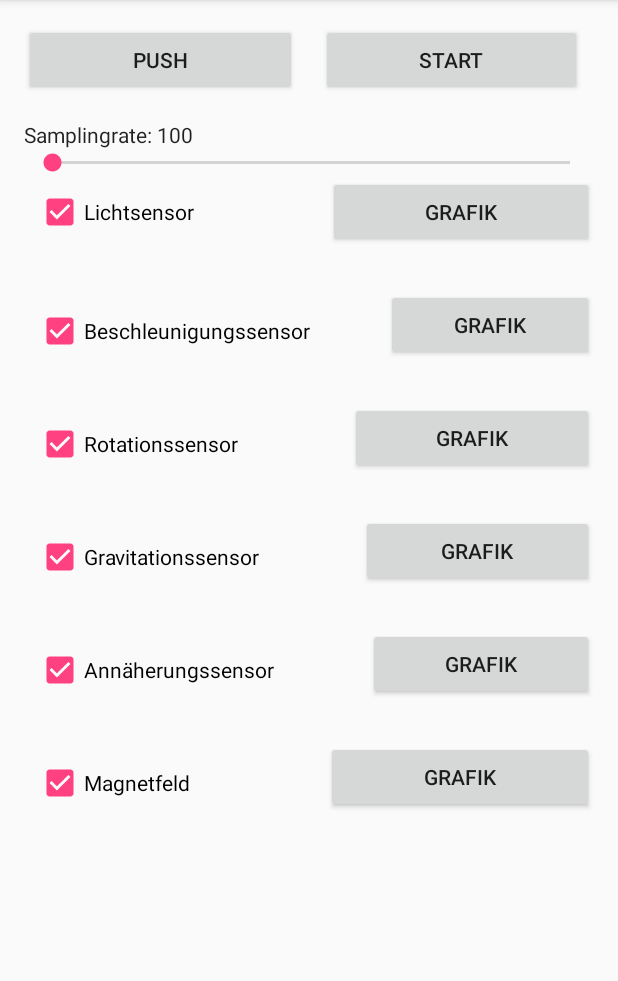
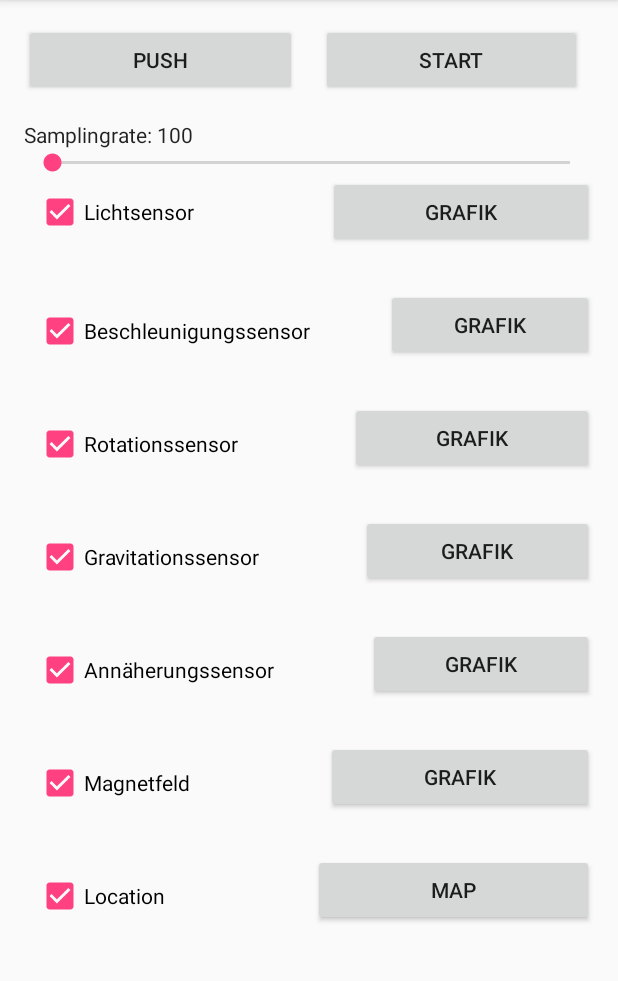
Before and after one commit to alexjanssen/Samla, an Android app: the screen it shows after launch (MainActivity), in the options menu, after a tap on "Settings", on a phone screen of 412 x 824 dp, the part 84-1065 px from its top. Run offline under Robolectric (Android 15) with nearby library versions, the phone set to English and light mode, and no system bars.

Commit message:
blabla maps added blabla location manager added in Sensoren.java blabla

```diff
--- a/app/build.gradle
+++ b/app/build.gradle
@@ -2,6 +2,7 @@ apply plugin: 'com.android.application'
 
 android {
     compileSdkVersion 26
+    buildToolsVersion "26.0.2"
     defaultConfig {
         applicationId "com.example.alex.test"
         minSdkVersion 19
@@ -30,4 +31,5 @@ dependencies {
     androidTestImplementation 'com.android.support.test.espresso:espresso-core:3.0.1'
     compile 'com.android.volley:volley:1.0.0'
     compile 'com.jjoe64:graphview:4.2.1'
+    compile 'com.google.android.gms:play-services-maps:11.0.4'
 }
--- a/app/src/main/java/com/example/alex/test/MainActivity.java
+++ b/app/src/main/java/com/example/alex/test/MainActivity.java
@@ -1,30 +1,24 @@
 package com.example.alex.test;
 
+import android.Manifest;
 import android.content.Intent;
-import android.content.res.Resources;
+import android.content.pm.PackageManager;
 import android.hardware.Sensor;
 import android.os.Bundle;
+import android.support.v4.app.ActivityCompat;
 import android.support.v7.app.AppCompatActivity;
-import android.text.Editable;
-import android.text.TextWatcher;
 import android.util.Log;
 import android.view.View;
 import android.view.Menu;
 import android.view.MenuItem;
 import android.widget.Button;
 import android.widget.CheckBox;
-import android.widget.EditText;
-import android.widget.ProgressBar;
 import android.widget.SeekBar;
 import android.widget.TextView;
-import android.widget.SeekBar.OnSeekBarChangeListener;
 
 import java.util.ArrayList;
-import java.util.List;
 
 import android.os.Handler;
-
-import org.w3c.dom.Text;
 
 public class MainActivity extends AppCompatActivity {
     ArrayList<CheckBox> cbL1 = new ArrayList();
@@ -36,6 +30,7 @@ public class MainActivity extends AppCompatActivity {
     TextView tvGravityWert;
     TextView tvProximityWert;
     TextView tvMagnetfeldWert;
+    TextView tvLocationWert;
     Button bttnPush;
     Button bttnStart;
     Button bttnLicht;
@@ -44,12 +39,14 @@ public class MainActivity extends AppCompatActivity {
     Button bttnGravity;
     Button bttnProximity;
     Button bttnMagnetfeld;
+    Button bttnLocation;
     CheckBox cbLicht;
     CheckBox cbAcc;
     CheckBox cbRotation;
     CheckBox cbGravity;
     CheckBox cbProximity;
     CheckBox cbMagnetfeld;
+    CheckBox cbLocation;
     //EditText etDelay;
     SeekBar sbSamplingrate;
     TextView tvSamplingrate;
@@ -64,6 +61,9 @@ public class MainActivity extends AppCompatActivity {
     protected void onCreate(Bundle savedInstanceState) {
         super.onCreate(savedInstanceState);
         setContentView(R.layout.activity_main);
+
+        if(ActivityCompat.checkSelfPermission(getApplicationContext(), Manifest.permission.ACCESS_FINE_LOCATION)!= PackageManager.PERMISSION_GRANTED){
+            ActivityCompat.requestPermissions(this,new String[]{Manifest.permission.ACCESS_FINE_LOCATION},0);}
 
         sensorupdate = Sensorupdate.getInstance();
 
@@ -81,6 +81,8 @@ public class MainActivity extends AppCompatActivity {
         bttnProximity.setVisibility(View.INVISIBLE);
         bttnMagnetfeld = (Button) findViewById(R.id.bttnMagnetfeld);
         bttnMagnetfeld.setVisibility(View.INVISIBLE);
+        bttnLocation = (Button) findViewById(R.id.bttnLocation);
+        bttnLocation.setVisibility(View.INVISIBLE);
 
 
         cbLicht = (CheckBox) findViewById(R.id.cbLicht);
@@ -89,6 +91,8 @@ public class MainActivity extends AppCompatActivity {
         cbGravity = (CheckBox) findViewById(R.id.cbGravity);
         cbProximity = (CheckBox) findViewById(R.id.cbProximity);
         cbMagnetfeld = (CheckBox) findViewById(R.id.cbMagnetfeld);
+        cbLocation = (CheckBox) findViewById(R.id.cbLocation);
+
 
         tvLichtWert = (TextView) findViewById(R.id.tvLichtWert);
         tvAccWert = (TextView) findViewById(R.id.tvAccWert);
@@ -96,6 +100,7 @@ public class MainActivity extends AppCompatActivity {
         tvGravityWert = (TextView) findViewById(R.id.tvGravityWert);
         tvProximityWert = (TextView) findViewById(R.id.tvProximityWert);
         tvMagnetfeldWert = (TextView) findViewById(R.id.tvMagnetfeldWert);
+        tvLocationWert = (TextView) findViewById(R.id.tvLocationWert);
 
         //etDelay = (EditText) findViewById(R.id.etDelay);
         tvSamplingrate =(TextView) findViewById(R.id.tvSamplingrate);
@@ -106,16 +111,18 @@ public class MainActivity extends AppCompatActivity {
         cbL1.add(cbLicht);
         cbL1.add(cbAcc);
         cbL1.add(cbRotation);
-        cbL1.add(cbGravity);
+        cbL1.add(cbGravity);    //auskommentieren für Motorola Moto G
         cbL1.add(cbProximity);
         cbL1.add(cbMagnetfeld);
+        cbL1.add(cbLocation);
 
         tvL2.add(tvLichtWert);
         tvL2.add(tvAccWert);
         tvL2.add(tvRotationWert);
-        tvL2.add(tvGravityWert);
+        tvL2.add(tvGravityWert);  //auskommentieren für Motorola Moto G
         tvL2.add(tvProximityWert);
         tvL2.add(tvMagnetfeldWert);
+        tvL2.add(tvLocationWert);
 
         //samplingrate = Integer.parseInt(etDelay.getText().toString());
         samplingrate = sbSamplingrate.getProgress();
@@ -128,6 +135,7 @@ public class MainActivity extends AppCompatActivity {
                                             sens = new Sensoren(MainActivity.this);
                                             sensorListe = sens.sList;
                                             for (int i = 0; i < cbL1.size() && i < sensorListe.size(); i++) {
+                                                Log.d("bla",sensorListe.get(i).getName());
                                                 cbL1.get(i).setText(sensorListe.get(i).getName());
                                             }
                                             cbLicht.setOnCheckedChangeListener(sens.checkedChangeListener);
@@ -136,18 +144,21 @@ public class MainActivity extends AppCompatActivity {
                                             cbGravity.setOnCheckedChangeListener(sens.checkedChangeListener);
                                             cbProximity.setOnCheckedChangeListener(sens.checkedChangeListener);
                                             cbMagnetfeld.setOnCheckedChangeListener(sens.checkedChangeListener);
+                                            cbLocation.setOnCheckedChangeListener(sens.checkedChangeListener);
                                             cbLicht.setChecked(true);
                                             cbAcc.setChecked(true);
                                             cbRotation.setChecked(true);
                                             cbGravity.setChecked(true);
                                             cbProximity.setChecked(true);
                                             cbMagnetfeld.setChecked(true);
+                                            cbLocation.setChecked(true);
                                             bttnLicht.setVisibility(View.VISIBLE);
                                             bttnAcc.setVisibility(View.VISIBLE);
                                             bttnRotation.setVisibility(View.VISIBLE);
                                             bttnGravity.setVisibility(View.VISIBLE);
                                             bttnProximity.setVisibility(View.VISIBLE);
                                             bttnMagnetfeld.setVisibility(View.VISIBLE);
+                                            bttnLocation.setVisibility(View.VISIBLE);
                                         }
                                     }
         );
@@ -209,6 +220,13 @@ public class MainActivity extends AppCompatActivity {
                                              sensorGrafikAufrufen("Magnetfeld");
                                          }
                                      }
+        );
+        bttnLocation.setOnClickListener(new View.OnClickListener() {
+                                              @Override
+                                              public void onClick(View v) {
+                                                  mapAufrufen();
+                                              }
+                                          }
         );
 
         sbSamplingrate.setOnSeekBarChangeListener(new SeekBar.OnSeekBarChangeListener() {
@@ -273,6 +291,7 @@ public class MainActivity extends AppCompatActivity {
                     for (int i = 0; i < sl.size(); i++) {
                         tvL2.get(i).setText(sl.get(i));
                     }
+                    tvL2.get(tvL2.size()-1).setText(sens.getLocation().getLatitude()+" | "+sens.getLocation().getLongitude()+" | "+sens.getLocation().getAltitude());
                 }
             }
         }, i);
@@ -290,4 +309,10 @@ public class MainActivity extends AppCompatActivity {
         intent.putStringArrayListExtra("Sensornamen", sa);
         startActivity(intent);
     }
+
+    public void mapAufrufen(){
+        Intent intent = new Intent(this, MapsActivity.class);
+        startActivity(intent);
+    }
+
 }
--- /dev/null
+++ b/app/src/main/java/com/example/alex/test/MapsActivity.java
@@ -0,0 +1,208 @@
+package com.example.alex.test;
+
+import android.Manifest;
+import android.content.Context;
+import android.content.SharedPreferences;
+import android.content.pm.PackageManager;
+import android.graphics.Color;
+import android.location.Location;
+import android.os.Bundle;
+import android.os.Handler;
+import android.support.annotation.NonNull;
+import android.support.v4.app.ActivityCompat;
+import android.support.v4.app.FragmentActivity;
+import android.util.Log;
+import android.view.View;
+import android.widget.Button;
+import android.widget.ImageButton;
+import android.widget.TextView;
+import android.widget.Toast;
+
+import com.google.android.gms.maps.CameraUpdateFactory;
+import com.google.android.gms.maps.GoogleMap;
+import com.google.android.gms.maps.OnMapReadyCallback;
+import com.google.android.gms.maps.SupportMapFragment;
+import com.google.android.gms.maps.model.Circle;
+import com.google.android.gms.maps.model.CircleOptions;
+import com.google.android.gms.maps.model.LatLng;
+
+import java.util.ArrayList;
+import java.util.List;
+
+/**
+ * Created by denis on 28.07.2017.
+ */
+public class MapsActivity extends FragmentActivity implements OnMapReadyCallback {
+
+    private GoogleMap mMap;
+    private ImageButton imgbttn_focus; // Ähnlich, wie bei GoogleMaps Button zum fokussieren
+    private Button bttn_loc;
+    Sensoren sens;
+    LatLng latLng;
+
+    boolean record = false;
+
+    private ArrayList<Location> locationList = new ArrayList<>(); //Liste zum Speichern von Locations.
+    private int i = 0;
+
+    @Override
+    protected void onCreate(Bundle savedInstanceState) {
+        super.onCreate(savedInstanceState);
+        setContentView(R.layout.activity_maps);
+        // Obtain the SupportMapFragment and get notified when the map is ready to be used.
+        SupportMapFragment mapFragment = (SupportMapFragment) getSupportFragmentManager()
+                .findFragmentById(R.id.map);
+        mapFragment.getMapAsync(this);
+
+        sens = new Sensoren(this);
+
+        init();//Aufruf der Initalisierungsmethode
+        imgbttn_focus.setOnClickListener(new View.OnClickListener() {
+            @Override
+            public void onClick(View v) {
+                focus();
+            }
+        });
+    }
+    @Override
+    public void onMapReady(GoogleMap googleMap)
+    {
+        mMap = googleMap;
+    }
+    private void init()//Initalisierungsmethode
+    {
+        imgbttn_focus = (ImageButton) findViewById(R.id.imgbttn_focus);
+        bttn_loc = (Button) findViewById(R.id.bttn_loc);
+        onclick();
+        Toast toast = Toast.makeText(getApplicationContext(), "Zum fokussieren der akuellen Position den Button unten rechts betätigen!", Toast.LENGTH_LONG);
+        toast.show();
+    }
+
+    private void location() {
+        //Automatisch generierter Permissioncheck.
+        if (ActivityCompat.checkSelfPermission(this, Manifest.permission.ACCESS_FINE_LOCATION) != PackageManager.PERMISSION_GRANTED) {
+            if(sens.getLocation()!=null){
+
+                mMap.clear();
+                mMap.addCircle(new CircleOptions()
+                        .center(new LatLng(sens.getLocation().getLatitude(),sens.getLocation().getLongitude()))
+                        .radius(1)
+                        .strokeColor(Color.RED)
+                        .fillColor(Color.BLUE));
+                //mMap.moveCamera(CameraUpdateFactory.newLatLng(new LatLng(sens.getLocation().getLatitude(),sens.getLocation().getLongitude())));
+                //mMap.setMinZoomPreference(17.0f);
+            }
+        }
+
+
+    }//Methode, welche durch die AwarenessAPI die aktuelle Location ermittelt.
+
+
+
+    private  void onclick()
+    {
+
+
+        bttn_loc.setOnClickListener(new View.OnClickListener() {
+            @Override
+            public void onClick(View v) {
+
+                if (bttn_loc.getText() == "start")
+                {
+                    bttn_loc.setText("stop");
+                    bttn_loc.invalidate();
+                    record = true;
+                    handler(1000);
+
+                }
+                else
+                {
+                    bttn_loc.setText("start");
+                    record = false;
+                }
+
+            }
+        }
+        );
+
+    }
+
+
+    private void handler(final int i) // Methode, welche alle n Sekunden einen bestimmten Quelltext ausführt. (1000 = 1s)
+    {
+        final Handler ha = new Handler();
+        ha.postDelayed(new Runnable() {
+
+            //Hier werden die Berechnungen zur Strecke und Geschwindigkeit aufgerufen
+            @Override
+            public void run() {
+                //TODO: abspeichern der Daten in die Datenbank
+                if (record) {
+                    ha.postDelayed(this, i); //1000 = 1s
+                    location();
+                }
+            }
+        }, i);
+    }
+
+
+
+    private void focus() // Methode welche
+    {
+        try {
+            if (sens.getLocation() != null) {//Nur ausführen, falls ein Locationobjekt vorhanden ist.
+                setLatLng(new LatLng(sens.getLocation().getLatitude(), sens.getLocation().getLongitude()));//Maps verwendet LatLng
+            }
+        }catch (Exception e)
+        {
+            //Fallls die Konvertierung des Locationobjekts fehl schlägt, soll der Fehler als Toast ausgegeben werden.
+            Toast toast = Toast.makeText(getApplicationContext(), (CharSequence) e, Toast.LENGTH_LONG);
+            toast.show();
+        }
+        if (latLng != null) {//Nur ausführen, falls ein LatLng vorhanden ist.
+            Circle circle = mMap.addCircle(new CircleOptions()
+                    .center(new LatLng(getLatLng().latitude,getLatLng().longitude))
+                    .radius(1)
+                    .strokeColor(Color.RED)
+                    .fillColor(Color.BLUE));
+            mMap.moveCamera(CameraUpdateFactory.newLatLng(getLatLng()));
+            mMap.setMinZoomPreference(17.0f);
+        }
+    }
+
+
+    //Berechnung der Entfernung zwischen zwei Punkten
+    private double calcDist(double lat1, double lon1, double lat2, double lon2) {
+        double dist = 0.0;
+        double earth = 6371000;
+        double lat = Math.toRadians(lat1 - lat2);
+        double lng = Math.toRadians(lon1 - lon2);
+        double a = Math.sin(lat/2) * Math.sin(lat/2) +
+                Math.cos(Math.toRadians(lat2))
+                        * Math.cos(Math.toRadians(lat1))
+                        * Math.sin(lng/2)
+                        * Math.sin(lng/2);
+        double c = 2 * Math.atan2(Math.sqrt(a), Math.sqrt(1-a));
+        dist = earth * c;
+        return (dist);
+    }
+
+
+
+
+
+
+
+
+
+    public LatLng getLatLng() {
+        return latLng;
+    }
+
+    public void setLatLng(LatLng latLng) {
+        this.latLng = latLng;
+    }
+
+
+
+}
--- a/app/src/main/java/com/example/alex/test/Sensoren.java
+++ b/app/src/main/java/com/example/alex/test/Sensoren.java
@@ -1,16 +1,19 @@
 package com.example.alex.test;
 
+import android.annotation.SuppressLint;
 import android.content.Context;
 import android.hardware.Sensor;
 import android.hardware.SensorEvent;
 import android.hardware.SensorEventListener;
 import android.hardware.SensorManager;
+import android.location.Location;
+import android.location.LocationListener;
+import android.location.LocationManager;
+import android.os.Bundle;
 import android.util.Log;
 import android.widget.CompoundButton;
 
 import java.util.ArrayList;
-import java.util.List;
-import java.util.MissingResourceException;
 
 import static android.content.Context.SENSOR_SERVICE;
 
@@ -30,6 +33,8 @@ public class Sensoren implements SensorEventListener {
     private Sensor mProximity;
     private Sensor mMagnetfeld;
     MainActivity ma = new MainActivity();
+    LocationManager locMan;
+    Location loc = null;
 
     public CompoundButton.OnCheckedChangeListener checkedChangeListener = new CompoundButton.OnCheckedChangeListener() {
         @Override
@@ -57,7 +62,7 @@ public class Sensoren implements SensorEventListener {
                         sensorUnregister(mProximity);
                         break;
 
-                    case R.id.cbMagnetfeld:
+                    case R.id.cbLocation:
                         sensorUnregister(mMagnetfeld);
                         break;
 
@@ -88,7 +93,7 @@ public class Sensoren implements SensorEventListener {
                         sensorRegister(mProximity);
                         break;
 
-                    case R.id.cbMagnetfeld:
+                    case R.id.cbLocation:
                         sensorRegister(mMagnetfeld);
                         break;
 
@@ -103,15 +108,22 @@ public class Sensoren implements SensorEventListener {
         this.mContext = mContext;
         sensorManager = (SensorManager) mContext.getSystemService(SENSOR_SERVICE);
         mLicht = sensorManager.getDefaultSensor(Sensor.TYPE_LIGHT);
-        mAccelerometer = sensorManager.getDefaultSensor(Sensor.TYPE_LINEAR_ACCELERATION);
-        mRotation = sensorManager.getDefaultSensor(Sensor.TYPE_GYROSCOPE);
-        mGravity = sensorManager.getDefaultSensor(Sensor.TYPE_GRAVITY);
+        mAccelerometer = sensorManager.getDefaultSensor(Sensor.TYPE_ACCELEROMETER);
+        mRotation = sensorManager.getDefaultSensor(Sensor.TYPE_ORIENTATION);
+        mGravity = sensorManager.getDefaultSensor(Sensor.TYPE_GRAVITY);     //auskommentieren für Motorola Moto G
         mProximity = sensorManager.getDefaultSensor(Sensor.TYPE_PROXIMITY);
         mMagnetfeld = sensorManager.getDefaultSensor(Sensor.TYPE_MAGNETIC_FIELD);
         sList = new ArrayList<>();
-        sList.add(mLicht);sList.add(mAccelerometer);sList.add(mRotation);sList.add(mGravity);
-        sList.add(mProximity);sList.add(mMagnetfeld);
-        werte.add("");werte.add("");werte.add("");werte.add("");werte.add("");werte.add("");
+        sList.add(mLicht);
+        sList.add(mAccelerometer);
+        sList.add(mRotation);
+        sList.add(mGravity);      //auskommentieren für Motorola Moto G
+        sList.add(mProximity);
+        sList.add(mMagnetfeld);
+        werte.add("");werte.add("");werte.add("");werte.add("");werte.add("");//werte.add("");
+
+        locMan = (LocationManager) mContext.getSystemService(Context.LOCATION_SERVICE);
+        initLocMan();
     }
 
     public void sensorRegister(Sensor s) {
@@ -142,8 +154,35 @@ public class Sensoren implements SensorEventListener {
 
     }
 
+
+    @SuppressLint("MissingPermission")
+    private void initLocMan(){
+        LocationListener locList = new LocationListener() {
+            @Override
+            public void onLocationChanged(Location location) {
+                loc = location;
+
+            }
+
+            @Override
+            public void onStatusChanged(String s, int i, Bundle bundle) {}
+
+            @Override
+            public void onProviderEnabled(String s) {}
+
+            @Override
+            public void onProviderDisabled(String s) {}
+        };
+
+        locMan.requestLocationUpdates(LocationManager.NETWORK_PROVIDER,0,0,locList);
+    }
+
     public ArrayList<String> getWerte(){
         return werte;
     }
 
+    public Location getLocation(){
+        return loc;
+    }
+
 }
--- a/app/src/main/res/layout/activity_main.xml
+++ b/app/src/main/res/layout/activity_main.xml
@@ -295,7 +295,44 @@
                 android:layout_marginTop="8dp"
                 app:layout_constraintEnd_toEndOf="parent"
                 app:layout_constraintStart_toStartOf="parent"
-                app:layout_constraintTop_toBottomOf="@+id/cbMagnetfeld" />
+                app:layout_constraintTop_toBottomOf="@+id/cbLocation" />
+
+            <LinearLayout
+                android:layout_width="match_parent"
+                android:layout_height="match_parent"
+                android:orientation="horizontal">
+
+                <CheckBox
+                    android:id="@+id/cbLocation"
+                    android:layout_width="wrap_content"
+                    android:layout_height="match_parent"
+                    android:layout_marginStart="8dp"
+                    android:layout_marginTop="8dp"
+                    android:layout_weight="1"
+                    android:text="Location"
+                    app:layout_constraintStart_toStartOf="parent"
+                    app:layout_constraintTop_toBottomOf="@+id/tvProximityWert" />
+
+                <Button
+                    android:id="@+id/bttnLocation"
+                    android:layout_width="wrap_content"
+                    android:layout_height="match_parent"
+                    android:layout_weight="1"
+                    android:text="MAP" />
+
+            </LinearLayout>
+
+            <TextView
+                android:id="@+id/tvLocationWert"
+                android:layout_width="match_parent"
+                android:layout_height="wrap_content"
+                android:layout_marginEnd="8dp"
+                android:layout_marginStart="8dp"
+                android:layout_marginTop="8dp"
+                android:layout_weight="1"
+                app:layout_constraintEnd_toEndOf="parent"
+                app:layout_constraintStart_toStartOf="parent"
+                app:layout_constraintTop_toBottomOf="@+id/cbLocation" />
 
         </LinearLayout>
 
```
Also changed, not shown: app/src/main/AndroidManifest.xml (+8 -0 lines), app/src/main/res/layout/activity_maps.xml (added, +44 -0 lines).
